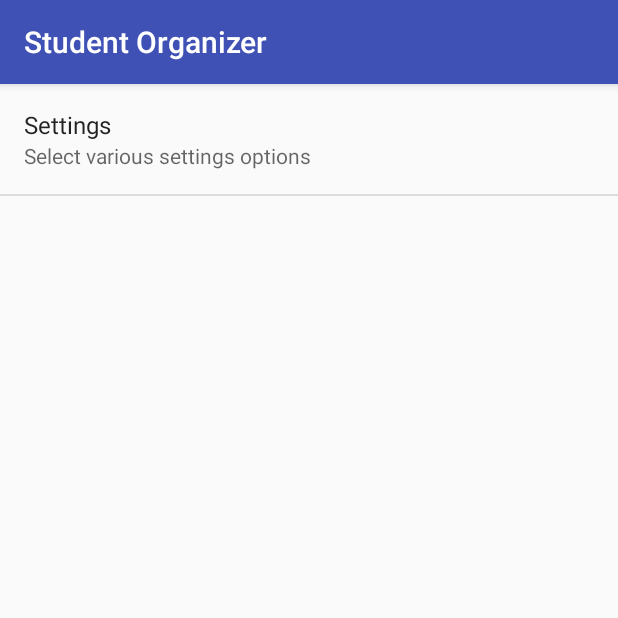
After one commit to lcombs15/Organized-Chaos, an Android app: the SettingsActivity screen opened directly, with no data from a screen before it, on a phone screen of 412 x 824 dp, the top half of it. The commit adds this screen. Run offline under Robolectric (Android 15) with nearby library versions, the light colour scheme and no system bars.

Commit message:
Adding settings menu

```diff
--- a/StudentOrganizer/app/src/main/AndroidManifest.xml
+++ b/StudentOrganizer/app/src/main/AndroidManifest.xml
@@ -16,11 +16,14 @@
                 <category android:name="android.intent.category.LAUNCHER" />
             </intent-filter>
         </activity>
+
         <activity android:name=".AddItemActivity"></activity>
+
         <activity android:name=".settings"
             android:parentActivityName=".MainMenu">
+        </activity>
 
-        </activity>
+        <activity android:name=".SettingsActivity"></activity>
     </application>
 
 </manifest>
--- /dev/null
+++ b/StudentOrganizer/app/src/main/java/edu/group7/csc415/studentorganizer/SettingsActivity.java
@@ -0,0 +1,15 @@
+package edu.group7.csc415.studentorganizer;
+
+import android.os.Bundle;
+import android.support.v7.app.AppCompatActivity;
+
+public class SettingsActivity extends AppCompatActivity {
+
+    @Override
+    public void onCreate(Bundle savedInstanceState) {
+        super.onCreate(savedInstanceState);
+
+        //Display the fragment as the main content
+        getFragmentManager().beginTransaction().replace(android.R.id.content, new SettingsFragment()).commit();
+    }
+}
--- /dev/null
+++ b/StudentOrganizer/app/src/main/java/edu/group7/csc415/studentorganizer/SettingsFragment.java
@@ -0,0 +1,39 @@
+package edu.group7.csc415.studentorganizer;
+
+import android.content.SharedPreferences;
+import android.content.SharedPreferences.OnSharedPreferenceChangeListener;
+import android.os.Bundle;
+import android.preference.PreferenceFragment;
+import android.preference.PreferenceManager;
+import android.widget.Toast;
+
+public class SettingsFragment extends PreferenceFragment implements OnSharedPreferenceChangeListener {
+
+    private SharedPreferences prefs;
+
+    @Override
+    public void onCreate(Bundle savedInstanceState) {
+        super.onCreate(savedInstanceState);
+        addPreferencesFromResource(R.xml.preferences);
+        prefs = PreferenceManager.getDefaultSharedPreferences(getActivity());
+    }
+
+    @Override
+    public void onResume() {
+        super.onResume();
+        prefs.registerOnSharedPreferenceChangeListener(this);
+    }
+
+    @Override
+    public void onPause() {
+        prefs.unregisterOnSharedPreferenceChangeListener(this);
+        super.onPause();
+    }
+
+    @Override
+    public void onSharedPreferenceChanged(SharedPreferences prefs, String key) {
+        SharedPreferences.Editor editor = prefs.edit();
+
+        Toast.makeText(getActivity(), "In onSharedPreferenceChanged", Toast.LENGTH_SHORT).show();
+    }
+}
--- a/StudentOrganizer/app/src/main/res/values/strings.xml
+++ b/StudentOrganizer/app/src/main/res/values/strings.xml
@@ -52,4 +52,18 @@
     <string name="deleteItem">Are you sure you want to delete this item?</string>
     <string name="yes">Yes</string>
     <string name="no">No</string>
+
+<!-- Strings related to Settings -->
+    <string name="menu_settings">Settings</string>
+    <string name="settings_title">Settings</string>
+    <string name="settings_summary">Select various settings options</string>
+    <string name="options_title">Choose Options</string>
+    <string-array name="settings_keys">
+        <item>Option 1</item>
+        <item>Option 2</item>
+    </string-array>
+    <string-array name="settings_values">
+        <item>0</item>
+        <item>1</item>
+    </string-array>
 </resources>
--- /dev/null
+++ b/StudentOrganizer/app/src/main/res/xml/preferences.xml
@@ -0,0 +1,11 @@
+<?xml version="1.0" encoding="utf-8"?>
+<PreferenceScreen xmlns:android="http://schemas.android.com/apk/res/android">
+    <ListPreference
+        android:key="pref_theme"
+        android:title="@string/settings_title"
+        android:summary="@string/settings_summary"
+        android:dialogTitle="@string/options_title"
+        android:entries="@array/settings_keys"
+        android:entryValues="@array/settings_values"
+        android:defaultValue="0" />
+</PreferenceScreen>
```
Also changed, not shown: StudentOrganizer/app/src/main/java/edu/group7/csc415/studentorganizer/MainMenu.java (+11 -10 lines), StudentOrganizer/app/src/main/res/menu/main_menu.xml (added, +8 -0 lines), StudentOrganizer/app/src/main/res/drawable-hdpi/ic_menu_settings.png (added), StudentOrganizer/app/src/main/res/drawable-mdpi/ic_menu_settings.png (added), StudentOrganizer/app/src/main/res/drawable-xhdpi/ic_menu_settings.png (added), StudentOrganizer/app/src/main/res/drawable-xxhdpi/ic_menu_settings.png (added).
